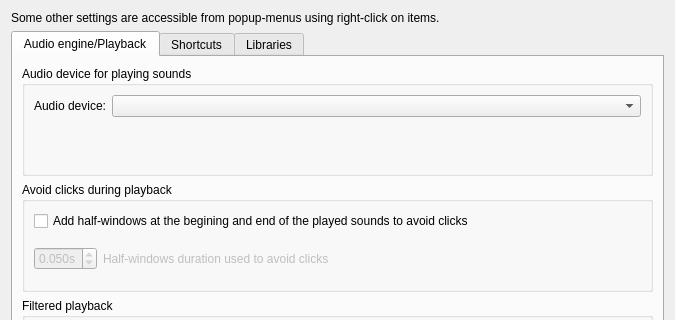
The window that src/wdialogsettings.ui (gillesdegottex/dfasma) describes before a commit, drawn with Qt 5; both pictures show x 0 to 675 and y 0 to 320 of the 675 by 458 pixel window.
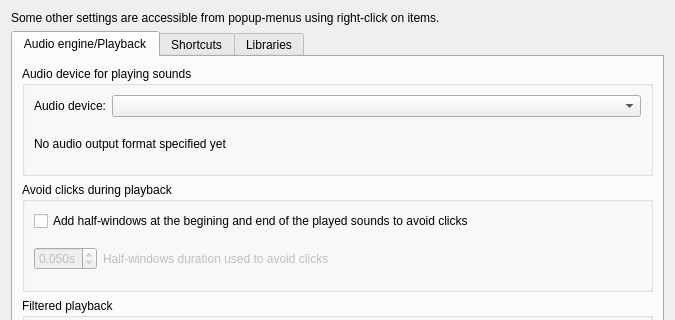
The same window after the commit.

Commit message: List audio device on load #80

Diff of the .ui file:
```diff
--- a/src/wdialogsettings.ui
+++ b/src/wdialogsettings.ui
@@ -64,7 +64,7 @@
           <item>
            <widget class="QLabel" name="lblAudioOutputDeviceFormat">
             <property name="text">
-             <string>&lt;audio output device format&gt;</string>
+             <string>No audio output format specified yet</string>
             </property>
            </widget>
           </item>
```
The commit also changes 4 other files.
